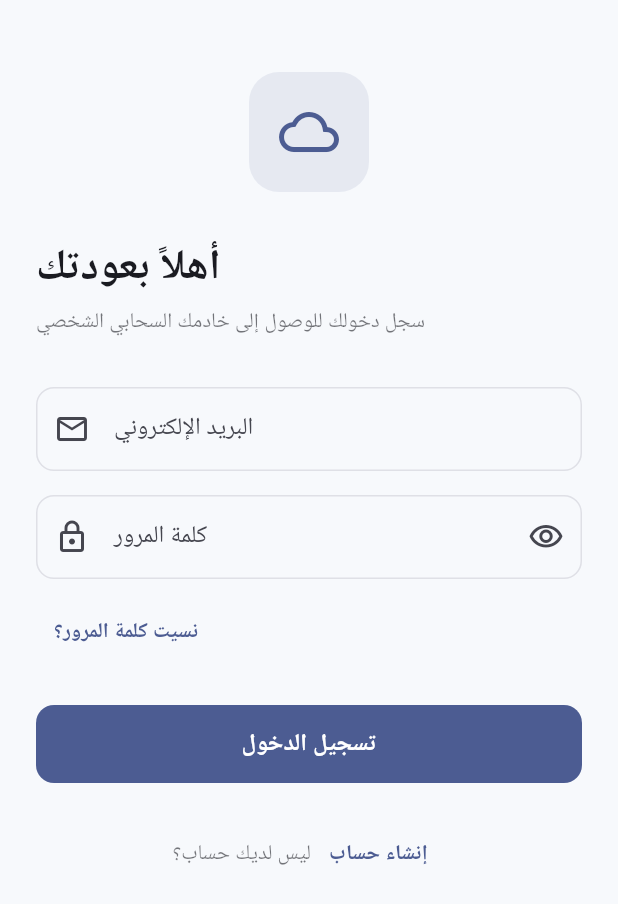
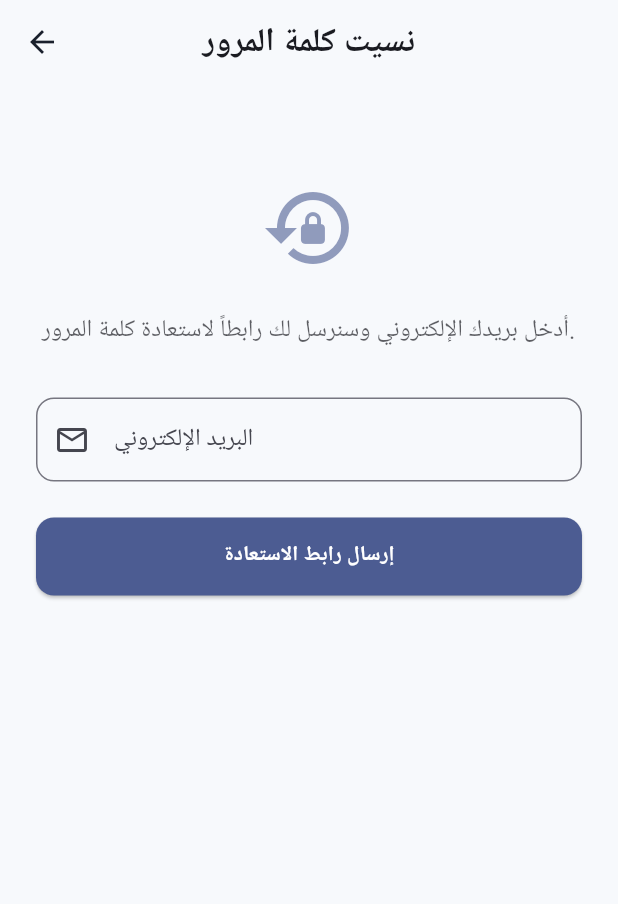
Before and after one commit to helpterooai-ops/local-server-, a Flutter app: the screen it shows after launch, after a tap on "نسيت كلمة المرور؟", on a phone screen of 412 x 824 dp. Shown: the top 904 px of the screen. Run offline on Flutter 3.47's test engine with Material 3 defaults, Android fonts, the phone set to English and light mode, and no system bars; our stand-ins replace firebase_auth, firebase_core, flutter_highlight, google_fonts; missing offline and left inert: flutter_code_editor, highlight; accounts and stored records are empty.

```diff
--- /dev/null
+++ b/lib/screens/forgot_password_screen.dart
@@ -0,0 +1,169 @@
+import 'package:flutter/material.dart';
+import 'package:google_fonts/google_fonts.dart';
+import '../services/auth_service.dart';
+
+class ForgotPasswordScreen extends StatefulWidget {
+  const ForgotPasswordScreen({super.key});
+
+  @override
+  State<ForgotPasswordScreen> createState() => _ForgotPasswordScreenState();
+}
+
+class _ForgotPasswordScreenState extends State<ForgotPasswordScreen> {
+  final _emailController = TextEditingController();
+  final _authService = AuthService();
+  bool _isLoading = false;
+  String? _message;
+  bool _isSuccess = false;
+
+  Future<void> _handleResetPassword() async {
+    final email = _emailController.text.trim();
+    if (email.isEmpty) {
+      setState(() {
+        _message = 'الرجاء إدخال بريدك الإلكتروني.';
+        _isSuccess = false;
+      });
+      return;
+    }
+
+    setState(() {
+      _isLoading = true;
+      _message = null;
+    });
+
+    try {
+      await _authService.resetPassword(email);
+      setState(() {
+        _isSuccess = true;
+        _message = 'تم إرسال رابط استعادة كلمة المرور إلى بريدك الإلكتروني.\nإذا لم تجده، تحقق من مجلد البريد المزعج.';
+      });
+    } catch (e) {
+      setState(() {
+        _isSuccess = false;
+        _message = 'تعذر إرسال رابط الاستعادة. تأكد من البريد الإلكتروني وحاول مجدداً.';
+      });
+    } finally {
+      setState(() => _isLoading = false);
+    }
+  }
+
+  @override
+  Widget build(BuildContext context) {
+    final colorScheme = Theme.of(context).colorScheme;
+    final textTheme = Theme.of(context).textTheme;
+
+    return Scaffold(
+      backgroundColor: Theme.of(context).scaffoldBackgroundColor,
+      appBar: AppBar(
+        title: Text(
+          'نسيت كلمة المرور',
+          style: GoogleFonts.ibmPlexSansArabic(
+            textStyle: textTheme.titleLarge?.copyWith(
+              fontWeight: FontWeight.w700,
+              color: colorScheme.onSurface,
+            ),
+          ),
+        ),
+      ),
+      body: Padding(
+        padding: const EdgeInsets.all(24.0),
+        child: Column(
+          crossAxisAlignment: CrossAxisAlignment.center,
+          children: [
+            const SizedBox(height: 40),
+            Icon(
+              Icons.lock_reset,
+              size: 64,
+              color: colorScheme.primary.withValues(alpha: 0.6),
+            ),
+            const SizedBox(height: 24),
+            Text(
+              'أدخل بريدك الإلكتروني وسنرسل لك رابطاً لاستعادة كلمة المرور.',
+              textAlign: TextAlign.center,
+              style: GoogleFonts.ibmPlexSansArabic(
+                textStyle: textTheme.bodyLarge?.copyWith(
+                  color: colorScheme.onSurface.withValues(alpha: 0.7),
+                ),
+              ),
+            ),
+            const SizedBox(height: 32),
+            TextField(
+              controller: _emailController,
+              keyboardType: TextInputType.emailAddress,
+              textDirection: TextDirection.ltr,
+              decoration: InputDecoration(
+                labelText: 'البريد الإلكتروني',
+                labelStyle: GoogleFonts.ibmPlexSansArabic(),
+                prefixIcon: const Icon(Icons.email_outlined),
+                border: OutlineInputBorder(
+                  borderRadius: BorderRadius.circular(12),
+                ),
+              ),
+            ),
+            const SizedBox(height: 24),
+            if (_message != null)
+              Container(
+                width: double.infinity,
+                padding: const EdgeInsets.all(12),
+                margin: const EdgeInsets.only(bottom: 16),
+                decoration: BoxDecoration(
+                  color: _isSuccess
+                      ? const Color(0xFF38A169).withValues(alpha: 0.1)
+                      : const Color(0xFFE53E3E).withValues(alpha: 0.1),
+                  borderRadius: BorderRadius.circular(12),
+                ),
+                child: Row(
+                  children: [
+                    Icon(
+                      _isSuccess ? Icons.check_circle_outline : Icons.error_outline,
+                      color: _isSuccess ? const Color(0xFF38A169) : const Color(0xFFE53E3E),
+                      size: 20,
+                    ),
+                    const SizedBox(width: 8),
+                    Expanded(
+                      child: Text(
+                        _message!,
+                        style: GoogleFonts.ibmPlexSansArabic(
+                          color: _isSuccess ? const Color(0xFF38A169) : const Color(0xFFE53E3E),
+                          fontSize: 13,
+                        ),
+                      ),
+                    ),
+                  ],
+                ),
+              ),
+            SizedBox(
+              width: double.infinity,
+              height: 52,
+              child: ElevatedButton(
+                onPressed: _isLoading ? null : _handleResetPassword,
+                style: ElevatedButton.styleFrom(
+                  backgroundColor: colorScheme.primary,
+                  foregroundColor: Colors.white,
+                  shape: RoundedRectangleBorder(
+                    borderRadius: BorderRadius.circular(12),
+                  ),
+                ),
+                child: _isLoading
+                    ? const SizedBox(
+                        width: 24,
+                        height: 24,
+                        child: CircularProgressIndicator(
+                          strokeWidth: 2,
+                          valueColor: AlwaysStoppedAnimation<Color>(Colors.white),
+                        ),
+                      )
+                    : Text(
+                        'إرسال رابط الاستعادة',
+                        style: GoogleFonts.ibmPlexSansArabic(
+                          fontWeight: FontWeight.w600,
+                        ),
+                      ),
+              ),
+            ),
+          ],
+        ),
+      ),
+    );
+  }
+}
--- a/lib/screens/login_screen.dart
+++ b/lib/screens/login_screen.dart
@@ -3,6 +3,8 @@ import 'package:flutter/material.dart';
 import 'package:google_fonts/google_fonts.dart';
 import '../services/auth_service.dart';
 import 'register_screen.dart';
+import 'forgot_password_screen.dart';
+import 'change_password_screen.dart';
 
 class LoginScreen extends StatefulWidget {
   const LoginScreen({super.key});
@@ -30,8 +32,7 @@ class _LoginScreenState extends State<LoginScreen> {
   }
 
   bool _isEmailValid(String email) {
-    final emailRegex =
-        RegExp(r'^[a-zA-Z0-9._%+-]+@[a-zA-Z0-9.-]+\.[a-zA-Z]{2,}$');
+    final emailRegex = RegExp(r'^[a-zA-Z0-9._%+-]+@[a-zA-Z0-9.-]+\.[a-zA-Z]{2,}$');
     return emailRegex.hasMatch(email.trim());
   }
 
@@ -44,6 +45,7 @@ class _LoginScreenState extends State<LoginScreen> {
     });
 
     final email = _emailController.text.trim();
+    final password = _passwordController.text.trim();
 
     if (!_isEmailValid(email)) {
       setState(() {
@@ -54,20 +56,20 @@ class _LoginScreenState extends State<LoginScreen> {
     }
 
     try {
-      await _authService.signIn(email, _passwordController.text.trim());
+      await _authService.signIn(email, password);
+      // نجاح تسجيل الدخول - AuthGate سيتولى التوجيه
     } on FirebaseAuthException catch (e) {
       String message;
-      // التحقق إذا كان الحساب موجوداً لكنه غير مؤكد
-      if (e.code == 'invalid-credential' || e.code == 'wrong-password') {
-        // نحاول إرسال تحقق جديد إذا كان البريد موجوداً
+      if (e.code == 'user-not-found') {
+        message = 'لا يوجد حساب بهذا البريد الإلكتروني.';
+      } else if (e.code == 'wrong-password' || e.code == 'invalid-credential') {
+        // نحاول معرفة إذا كان الحساب موجوداً لكنه غير مؤكد
         try {
-          final methods =
-              await FirebaseAuth.instance.fetchSignInMethodsForEmail(email);
+          final methods = await FirebaseAuth.instance.fetchSignInMethodsForEmail(email);
           if (methods.isNotEmpty) {
             setState(() {
               _needsVerification = true;
-              _errorMessage =
-                  'حسابك غير مؤكد. الرجاء تفقد بريدك الإلكتروني للتحقق.';
+              _errorMessage = 'حسابك غير مؤكد. الرجاء تفقد بريدك الإلكتروني للتحقق.';
             });
           } else {
             message = 'البريد الإلكتروني أو كلمة المرور غير صحيحة.';
@@ -79,17 +81,14 @@ class _LoginScreenState extends State<LoginScreen> {
         }
       } else {
         switch (e.code) {
-          case 'user-not-found':
-            message = 'لا يوجد حساب بهذا البريد الإلكتروني.';
-            break;
-          case 'wrong-password':
-            message = 'كلمة المرور غير صحيحة.';
-            break;
           case 'invalid-email':
             message = 'صيغة البريد الإلكتروني غير صحيحة.';
             break;
+          case 'too-many-requests':
+            message = 'محاولات كثيرة. الرجاء المحاولة لاحقاً.';
+            break;
           default:
-            message = 'حدث خطأ. حاول مرة أخرى.';
+            message = 'حدث خطأ غير متوقع. حاول مرة أخرى.';
         }
         setState(() => _errorMessage = message);
       }
@@ -122,7 +121,7 @@ class _LoginScreenState extends State<LoginScreen> {
         ScaffoldMessenger.of(context).showSnackBar(
           SnackBar(
             content: Text(
-              'تعذر إرسال رابط التحقق.',
+              'تعذر إرسال رابط التحقق. حاول لاحقاً.',
               style: GoogleFonts.ibmPlexSansArabic(),
             ),
             backgroundColor: const Color(0xFFE53E3E),
@@ -272,9 +271,7 @@ class _LoginScreenState extends State<LoginScreen> {
                   focusedBorder: OutlineInputBorder(
                     borderRadius: BorderRadius.circular(12),
                     borderSide: BorderSide(
-                      color: _emailError != null
-                          ? const Color(0xFFE53E3E)
-                          : colorScheme.primary,
+                      color: _emailError != null ? const Color(0xFFE53E3E) : colorScheme.primary,
                       width: 2,
                     ),
                   ),
@@ -326,20 +323,45 @@ class _LoginScreenState extends State<LoginScreen> {
                 ),
               ),
               const SizedBox(height: 12),
-              Align(
-                alignment: Alignment.centerLeft,
-                child: TextButton(
+              // أزرار نسيت كلمة المرور وتغييرها
+              Row(
+                mainAxisAlignment: MainAxisAlignment.spaceBetween,
+                children: [
+                  TextButton(
                     onPressed: () {
-                    // TODO: صفحة استعادة كلمة المرور
+                      Navigator.push(
+                        context,
+                        MaterialPageRoute(
+                            builder: (context) => const ForgotPasswordScreen()),
+                      );
                     },
                     child: Text(
                       'نسيت كلمة المرور؟',
                       style: GoogleFonts.ibmPlexSansArabic(
                         color: colorScheme.primary,
                         fontWeight: FontWeight.w600,
+                        fontSize: 13,
                       ),
                     ),
                   ),
+                  TextButton(
+                    onPressed: () {
+                      Navigator.push(
+                        context,
+                        MaterialPageRoute(
+                            builder: (context) => const ChangePasswordScreen()),
+                      );
+                    },
+                    child: Text(
+                      'تغيير كلمة المرور',
+                      style: GoogleFonts.ibmPlexSansArabic(
+                        color: colorScheme.primary,
+                        fontWeight: FontWeight.w600,
+                        fontSize: 13,
+                      ),
+                    ),
+                  ),
+                ],
               ),
               const SizedBox(height: 24),
               SizedBox(
```
Also changed, not shown: lib/screens/change_password_screen.dart (added, +248 -0 lines), lib/screens/register_screen.dart (+8 -6 lines), lib/services/auth_service.dart (+24 -5 lines). Lines whose indentation alone changed are shown as unchanged.
